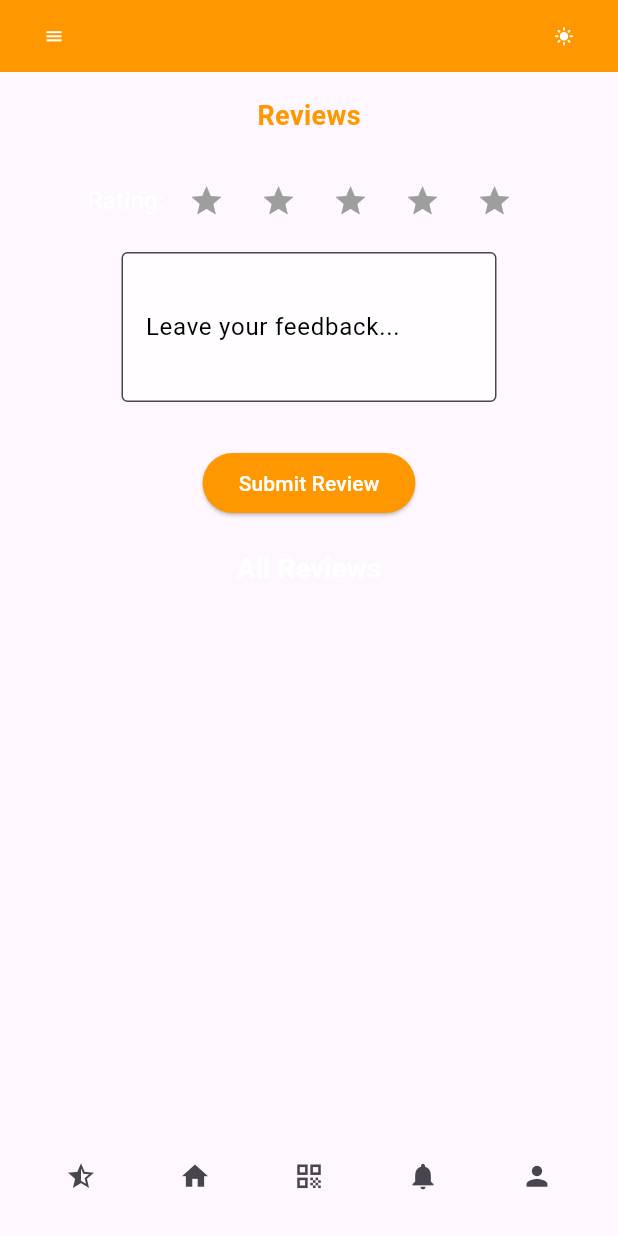
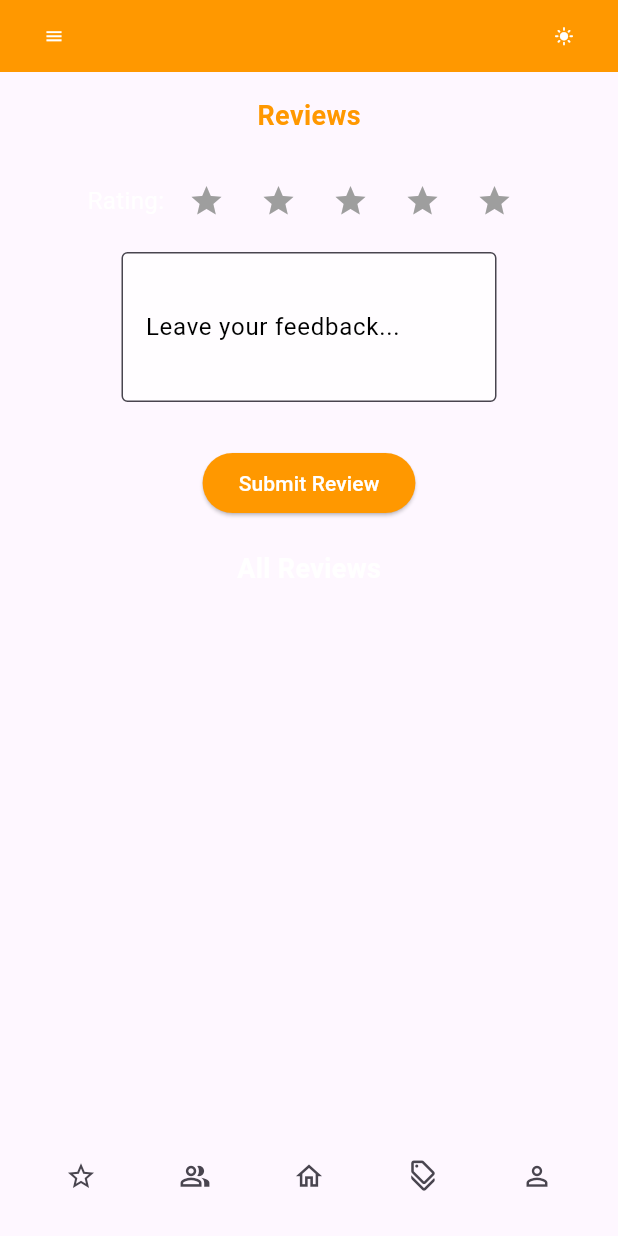
Before and after one commit to CReny63/BOPO, a Flutter app: the ReviewsPage screen opened by its route, on a phone screen of 412 x 824 dp. Run offline on Flutter 3.47's test engine with Material 3 defaults, Android fonts, the phone set to English and light mode, and no system bars; our stand-ins replace cloud_firestore, custom_refresh_indicator, firebase_auth, firebase_core, firebase_database, font_awesome_flutter and 8 more; missing offline and left inert: geoflutterfire_plus, mobile_scanner; accounts and stored records are empty.

Commit message:
botappbar icon fixes, friends, promotions and S_favorite tabs added...

```diff
--- a/lib/models/bottom_bar.dart
+++ b/lib/models/bottom_bar.dart
@@ -36,7 +36,7 @@ BottomAppBar buildBottomNavBar(BuildContext context) {
         ),
         // Notifications Button
         IconButton(
-          icon: const Icon(Icons.notifications, size: 21.0),
+          icon: const Icon(Icons.local_offer, size: 21.0),
           onPressed: () {
             Navigator.pushNamed(context, '/notifications');
           },
--- a/lib/models/reviews.dart
+++ b/lib/models/reviews.dart
@@ -27,13 +27,13 @@ class _ReviewsPageState extends State<ReviewsPage> {
   Widget build(BuildContext context) {
     // Use themeColor from current theme for title text
     final Color themeColor =
-        Theme.of(context).floatingActionButtonTheme.backgroundColor ?? Colors.black;
+        Theme.of(context).floatingActionButtonTheme.backgroundColor ??
+            Colors.black;
 
     return Scaffold(
       appBar: PreferredSize(
         preferredSize: const Size.fromHeight(75),
         child: const AppBarContent(),
-
       ),
       backgroundColor: Theme.of(context).colorScheme.surface,
       body: Padding(
@@ -53,11 +53,11 @@ class _ReviewsPageState extends State<ReviewsPage> {
               ),
               const SizedBox(height: 20),
 
-
               // Rating input section
               Center(
                 child: Row(
-    mainAxisSize: MainAxisSize.min,  // Row occupies minimal horizontal space
+                  mainAxisSize:
+                      MainAxisSize.min, // Row occupies minimal horizontal space
                   children: [
                     const Text(
                       'Rating: ',
@@ -82,13 +82,12 @@ class _ReviewsPageState extends State<ReviewsPage> {
 
               const SizedBox(height: 10),
 
-
-
               // Comment input field
               // Wrap the comment TextField with a Container or SizedBox
               SizedBox(
-  width: 250,   // Set desired width
-  height: 100,  // Set desired height (optional for multi-line inputs)
+                width: 250, // Set desired width
+                height:
+                    100, // Set desired height (optional for multi-line inputs)
                 child: TextField(
                   controller: _commentController,
                   decoration: const InputDecoration(
@@ -112,7 +111,8 @@ const SizedBox(height: 10),
                       _commentController.text.isNotEmpty &&
                       _nameController.text.isNotEmpty) {
                     final now = DateTime.now();
-                    final formattedDate = DateFormat('yyyy-MM-dd HH:mm').format(now);
+                    final formattedDate =
+                        DateFormat('yyyy-MM-dd HH:mm').format(now);
                     setState(() {
                       _reviews.add({
                         'name': _nameController.text,
@@ -159,7 +159,8 @@ const SizedBox(height: 10),
                             Row(
                               children: [
                                 ...List.generate(review['rating'], (index) {
-                                  return const Icon(Icons.star, color: Colors.orange);
+                                  return const Icon(Icons.star,
+                                      color: Colors.orange);
                                 }),
                                 const SizedBox(width: 8),
                                 Text(
@@ -198,29 +199,29 @@ const SizedBox(height: 10),
           mainAxisAlignment: MainAxisAlignment.spaceAround,
           children: <Widget>[
             IconButton(
-              icon: const Icon(Icons.star_half_outlined, size: 21.0),
+              icon: const Icon(Icons.star_outline, size: 21.0),
               tooltip: 'Reviews',
               onPressed: () {
                 // Already on Reviews
               },
             ),
             IconButton(
-              icon: const Icon(Icons.home, size: 21.0),
+              icon: const Icon(Icons.people_alt_outlined, size: 21.0),
+              tooltip: 'QR Code',
+              onPressed: () => _showQRCodeModal(context),
+            ),
+             IconButton(
+              icon: const Icon(Icons.home_outlined, size: 21.0),
               tooltip: 'Home',
               onPressed: () => Navigator.pushNamed(context, '/main'),
             ),
             IconButton(
-              icon: const Icon(Icons.qr_code, size: 21.0),
-              tooltip: 'QR Code',
-              onPressed: () => _showQRCodeModal(context),
-            ),
-            IconButton(
-              icon: const Icon(Icons.notifications, size: 21.0),
+              icon: const Icon(Icons.discount_outlined, size: 21.0),
               tooltip: 'Notifications',
               onPressed: () => Navigator.pushNamed(context, '/notifications'),
             ),
             IconButton(
-              icon: const Icon(Icons.person, size: 21.0),
+              icon: const Icon(Icons.person_outline, size: 21.0),
               tooltip: 'Profile',
               onPressed: () => Navigator.pushNamed(context, '/profile'),
             ),
```
Also changed, not shown: lib/locations/home_progress.dart (+20 -21 lines), lib/models/notifications.dart (+12 -11 lines), lib/models/profile.dart (+9 -9 lines). Lines whose indentation alone changed are shown as unchanged.
